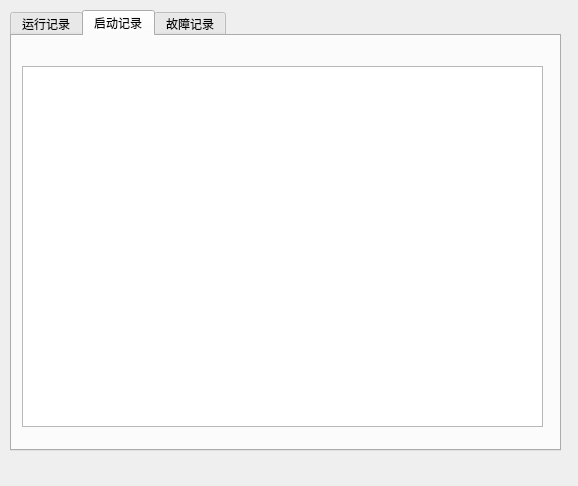
Before: the Qt Designer form cheaterhistoryrecord.ui in samier958/heaterClient, drawn with Qt 5.
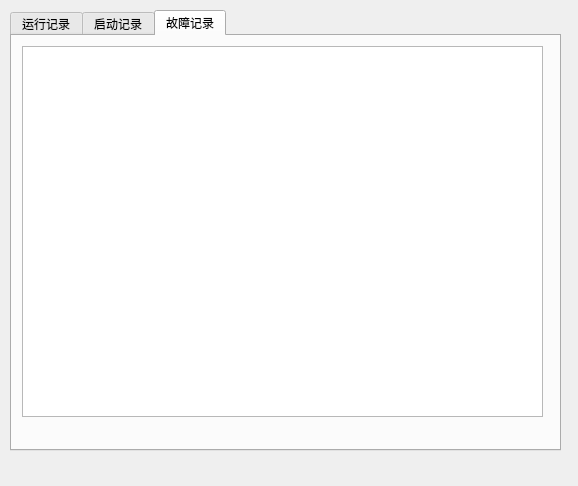
After: the same form once the commit is applied. The open tabs and pages were chosen to show the change.

```diff
--- a/cheaterhistoryrecord.ui
+++ b/cheaterhistoryrecord.ui
@@ -13,7 +13,7 @@
   <property name="windowTitle">
    <string>Form</string>
   </property>
-  <widget class="QTabWidget" name="faultRecord">
+  <widget class="QTabWidget" name="tab_2">
    <property name="geometry">
     <rect>
      <x>10</x>
@@ -532,7 +532,7 @@
     <attribute name="title">
      <string>启动记录</string>
     </attribute>
-    <widget class="QTableWidget" name="workRecord">
+    <widget class="QListWidget" name="workRecord">
      <property name="geometry">
       <rect>
        <x>10</x>
@@ -547,7 +547,7 @@
     <attribute name="title">
      <string>故障记录</string>
     </attribute>
-    <widget class="QTableWidget" name="tableWidget_2">
+    <widget class="QListWidget" name="faultRecord">
      <property name="geometry">
       <rect>
        <x>10</x>
```
Left out of the diff: 2 changed lines with no effect on the pictures.
